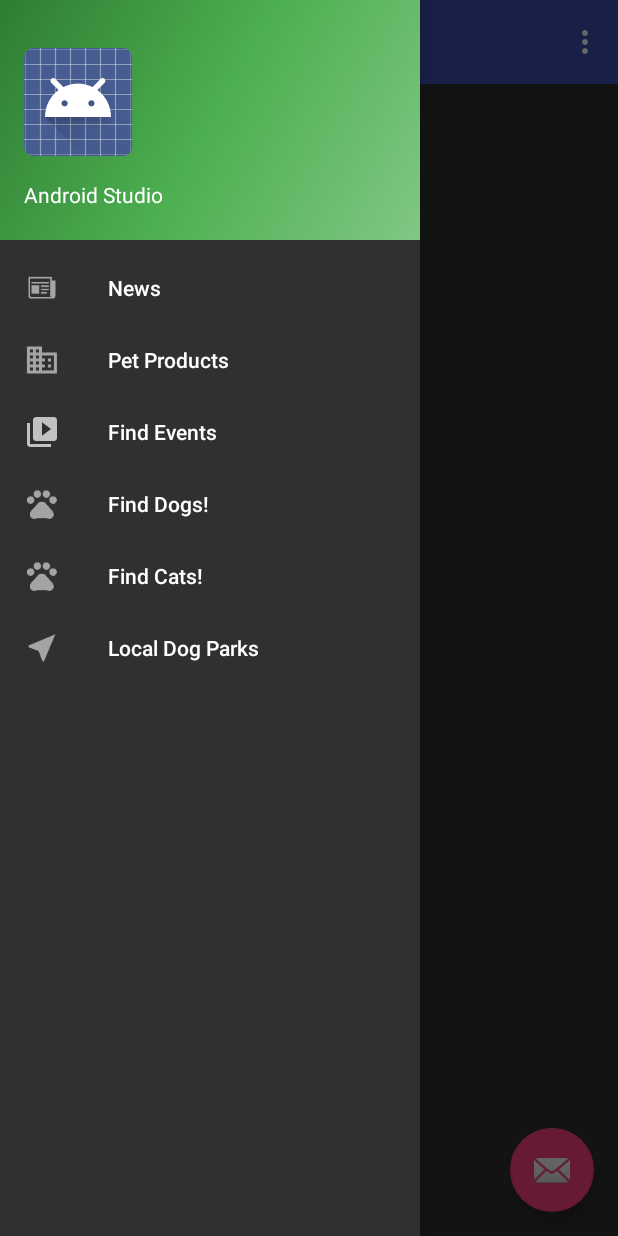
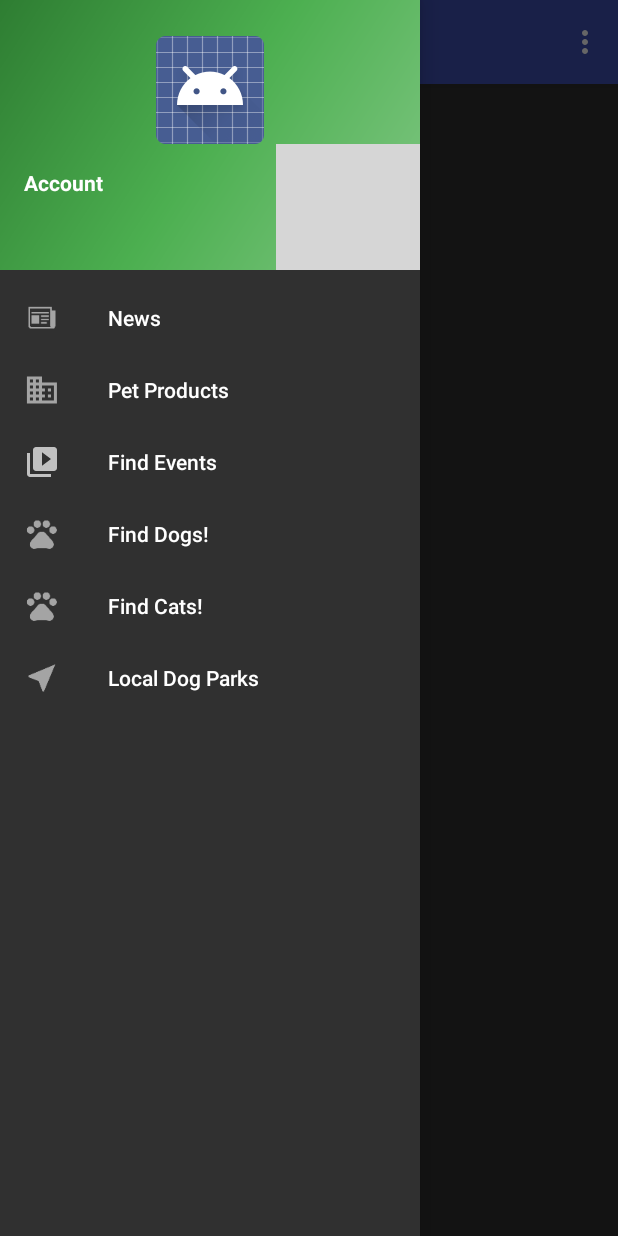
Before and after one commit to FetchDev/Fetch, an Android app: the screen it shows after launch (MainActivity), with the side drawer open, on a phone screen of 412 x 824 dp. Run offline under Robolectric (Android 15) with nearby library versions, the phone set to English and light mode, and no system bars; grey boxes are pictures that could not be loaded.

Commit message:
Possible collapse/expand log in within nav drawer, probably ditch this

```diff
--- a/app/src/main/java/com/fetchpups/android/fetch/MainActivity.java
+++ b/app/src/main/java/com/fetchpups/android/fetch/MainActivity.java
@@ -1,9 +1,6 @@
 package com.fetchpups.android.fetch;
 
 import android.os.Bundle;
-import android.support.design.widget.FloatingActionButton;
-import android.support.design.widget.Snackbar;
-import android.view.View;
 import android.support.design.widget.NavigationView;
 import android.support.v4.view.GravityCompat;
 import android.support.v4.widget.DrawerLayout;
@@ -22,17 +19,9 @@ public class MainActivity extends AppCompatActivity
     protected void onCreate(Bundle savedInstanceState) {
         super.onCreate(savedInstanceState);
         setContentView(R.layout.activity_main);
+
         Toolbar toolbar = (Toolbar) findViewById(R.id.toolbar);
         setSupportActionBar(toolbar);
-
-        FloatingActionButton fab = (FloatingActionButton) findViewById(R.id.fab);
-        fab.setOnClickListener(new View.OnClickListener() {
-            @Override
-            public void onClick(View view) {
-                Snackbar.make(view, "Replace with your own action", Snackbar.LENGTH_LONG)
-                        .setAction("Action", null).show();
-            }
-        });
 
         DrawerLayout drawer = (DrawerLayout) findViewById(R.id.drawer_layout);
         ActionBarDrawerToggle toggle = new ActionBarDrawerToggle(
--- a/app/src/main/res/layout/activity_main.xml
+++ b/app/src/main/res/layout/activity_main.xml
@@ -15,6 +15,7 @@
         android:layout_height="match_parent"/>
 
     <android.support.design.widget.NavigationView
+
         android:id="@+id/nav_view"
         android:layout_width="wrap_content"
         android:layout_height="match_parent"
--- a/app/src/main/res/layout/app_bar_main.xml
+++ b/app/src/main/res/layout/app_bar_main.xml
@@ -24,12 +24,5 @@
 
     <include layout="@layout/content_main"/>
 
-    <android.support.design.widget.FloatingActionButton
-        android:id="@+id/fab"
-        android:layout_width="wrap_content"
-        android:layout_height="wrap_content"
-        android:layout_gravity="bottom|end"
-        android:layout_margin="@dimen/fab_margin"
-        app:srcCompat="@android:drawable/ic_dialog_email"/>
 
 </android.support.design.widget.CoordinatorLayout>
--- a/app/src/main/res/layout/nav_header_main.xml
+++ b/app/src/main/res/layout/nav_header_main.xml
@@ -7,30 +7,94 @@
     android:background="@drawable/side_nav_bar"
     android:gravity="bottom"
     android:orientation="vertical"
-    android:paddingBottom="@dimen/activity_vertical_margin"
-    android:paddingLeft="@dimen/activity_horizontal_margin"
-    android:paddingRight="@dimen/activity_horizontal_margin"
+
+
     android:paddingTop="@dimen/activity_vertical_margin"
     android:theme="@style/ThemeOverlay.AppCompat.Dark">
 
-    <ImageView
-        android:id="@+id/imageView"
-        android:layout_width="wrap_content"
-        android:layout_height="wrap_content"
-        android:paddingTop="@dimen/nav_header_vertical_spacing"
-        app:srcCompat="@android:drawable/sym_def_app_icon"/>
+    <LinearLayout
+        android:id="@+id/clickableNav"
+        android:orientation="vertical"
+        android:layout_width="match_parent"
+        android:layout_height="wrap_content">
 
-    <TextView
+        <ImageView
+            android:layout_width="match_parent"
+            android:layout_height="wrap_content"
+            android:src="@android:drawable/sym_def_app_icon"/>
+        <LinearLayout
+            android:orientation="horizontal"
+            android:layout_width="match_parent"
+            android:layout_height="wrap_content">
+
+            <TextView
+                android:layout_weight="1"
+                android:id="@+id/name"
+                android:padding="16dp"
+                android:text="@string/account"
+                android:textStyle="bold"
+                android:textColor="#fff"
+                android:layout_width="0dp"
+                android:layout_height="wrap_content"/>
+            <ImageView
+                android:layout_gravity="center_vertical"
+                android:layout_width="wrap_content"
+                android:layout_height="wrap_content"
+                android:src="@drawable/ic_menu_down"/>
+        </LinearLayout>
+
+    </LinearLayout>
+    <LinearLayout
+        android:background="@color/darkGreen"
+        android:id="@+id/accountArea"
+        android:orientation="vertical"
         android:layout_width="match_parent"
-        android:layout_height="wrap_content"
-        android:paddingTop="@dimen/nav_header_vertical_spacing"
-        android:text="Android Studio"
-        android:textAppearance="@style/TextAppearance.AppCompat.Body1"/>
+        android:layout_height="wrap_content">
 
-    <TextView
-        android:id="@+id/textView"
-        android:layout_width="wrap_content"
-        android:layout_height="wrap_content"
-        android:text="android.studio@android.com"/>
+        <LinearLayout
+            android:id="@+id/useraccounr"
 
+            android:orientation="horizontal"
+            android:layout_width="match_parent"
+            android:layout_height="wrap_content">
+            <ImageView
+                android:layout_marginStart="16dp"
+                android:layout_marginLeft="16dp"
+                android:layout_marginEnd="26dp"
+                android:layout_marginRight="26dp"
+                android:layout_width="wrap_content"
+                android:layout_height="match_parent"
+                android:src="@drawable/ic_menu_guestaccount"/>
+            <TextView
+                android:text="@string/guest"
+                android:textSize="14sp"
+                android:textStyle="bold"
+                android:gravity="center_vertical"
+                android:layout_width="wrap_content"
+                android:layout_height="match_parent"/>
+
+        </LinearLayout>
+        <LinearLayout
+            android:id="@+id/login"
+            android:orientation="horizontal"
+            android:layout_width="match_parent"
+            android:layout_height="wrap_content">
+            <ImageView
+                android:layout_marginStart="16dp"
+                android:layout_marginLeft="16dp"
+                android:layout_marginEnd="26dp"
+                android:layout_marginRight="26dp"
+                android:layout_width="wrap_content"
+                android:layout_height="match_parent"
+                android:src="@drawable/ic_menu_login"/>
+            <TextView
+                android:text="@string/login"
+                android:textSize="14sp"
+                android:textStyle="bold"
+                android:gravity="center_vertical"
+                android:layout_width="wrap_content"
+                android:layout_height="match_parent"/>
+
+        </LinearLayout>
+    </LinearLayout>
 </LinearLayout>
--- a/app/src/main/res/values/colors.xml
+++ b/app/src/main/res/values/colors.xml
@@ -3,4 +3,6 @@
     <color name="colorPrimary">#3F51B5</color>
     <color name="colorPrimaryDark">#303F9F</color>
     <color name="colorAccent">#FF4081</color>
+    <color name="darkGreen">#2E5D2E</color>
+    <color name="grayIcon">#C1C1C1</color>
 </resources>
--- a/app/src/main/res/values/dimens.xml
+++ b/app/src/main/res/values/dimens.xml
@@ -1,9 +1,9 @@
 <resources>
     <!-- Default screen margins, per the Android Design guidelines. -->
     <dimen name="nav_header_vertical_spacing">16dp</dimen>
-    <dimen name="nav_header_height">160dp</dimen>
+    <dimen name="nav_header_height">180dp</dimen>
     <!-- Default screen margins, per the Android Design guidelines. -->
     <dimen name="activity_horizontal_margin">16dp</dimen>
-    <dimen name="activity_vertical_margin">16dp</dimen>
+    <dimen name="activity_vertical_margin">24dp</dimen>
     <dimen name="fab_margin">16dp</dimen>
 </resources>
--- a/app/src/main/res/values/strings.xml
+++ b/app/src/main/res/values/strings.xml
@@ -3,6 +3,11 @@
 
     <string name="navigation_drawer_open">Open navigation drawer</string>
     <string name="navigation_drawer_close">Close navigation drawer</string>
+    <string name="guest">Guest</string>
+    <string name="account">Account</string>
+    <string name="action_settings">Settings</string>
+    <string name="login">Login</string>
+    <string name="logout">Logout</string>
+    <string name="title_activity_dog_park_maps">Map</string>
 
-    <string name="action_settings">Settings</string>
 </resources>
```
Also changed, not shown: app/build.gradle (+4 -3 lines), app/src/debug/res/values/google_maps_api.xml (added, +21 -0 lines), app/src/main/AndroidManifest.xml (+27 -4 lines), app/src/main/java/com/fetchpups/android/fetch/DogParkFinder.java (deleted, +0 -13 lines), app/src/main/java/com/fetchpups/android/fetch/DogParkMapsActivity.java (added, +46 -0 lines), app/src/main/res/layout/activity_dog_park_maps.xml (added, +8 -0 lines), 2 other files.
